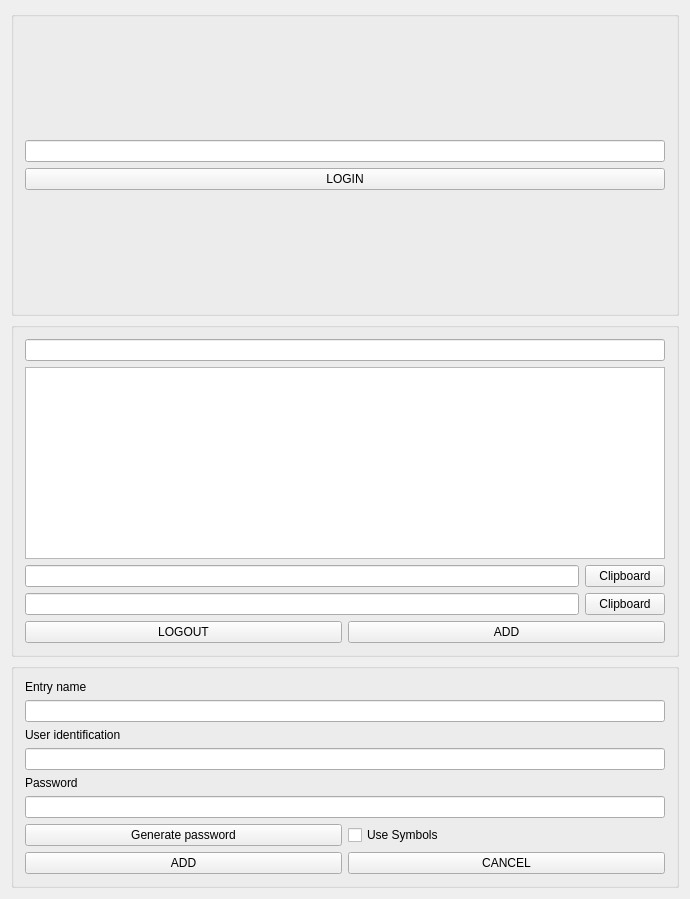
aarelovich/colocrypt, file mainview.ui: the form before one commit.
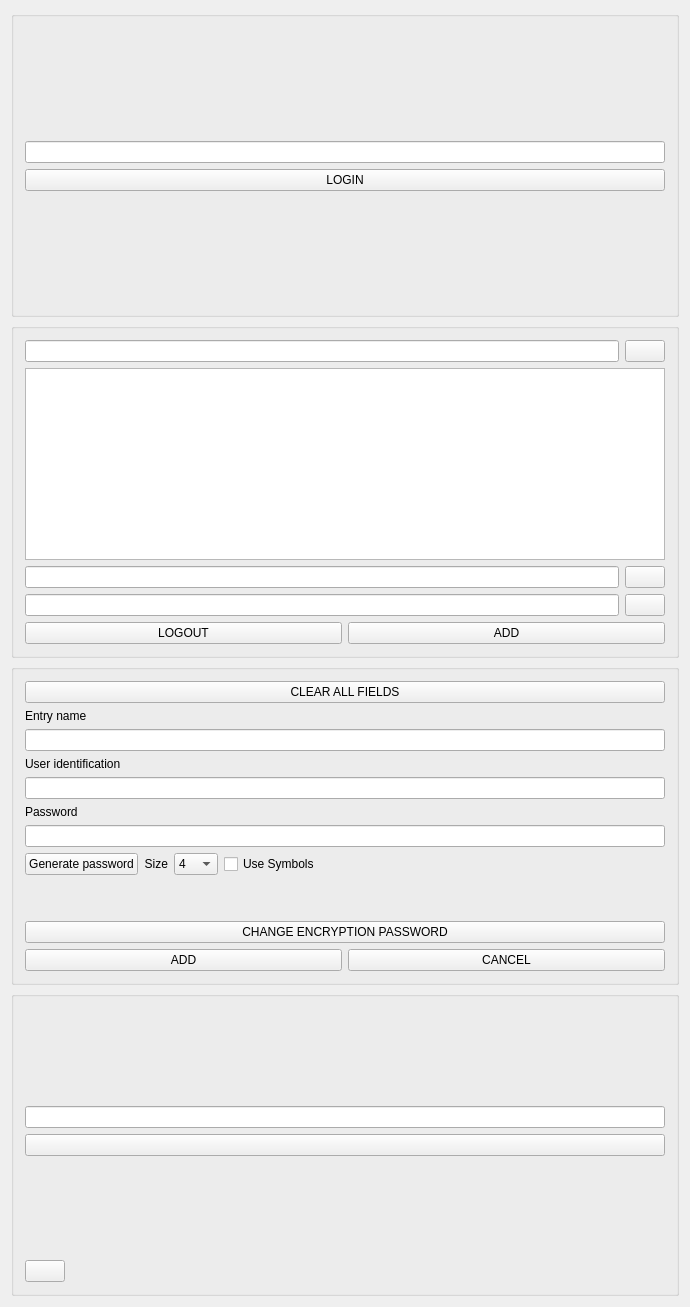
The form after the commit. Icons and pictures are not drawn. Custom widgets are drawn as their Qt base class.

What changed in the file:
```diff
--- a/mainview.ui
+++ b/mainview.ui
@@ -7,7 +7,7 @@
     <x>0</x>
     <y>0</y>
     <width>690</width>
-    <height>899</height>
+    <height>1307</height>
    </rect>
   </property>
   <property name="windowTitle">
@@ -69,13 +69,38 @@
       <property name="title">
        <string/>
       </property>
-      <layout class="QVBoxLayout" name="verticalLayout_7">
-       <item>
         <layout class="QVBoxLayout" name="verticalLayout_6">
          <item>
+        <layout class="QHBoxLayout" name="horizontalLayout_6">
+         <item>
           <widget class="QSearchEdit" name="leSearchBox"/>
          </item>
          <item>
+          <widget class="QPushButton" name="pbSearch">
+           <property name="sizePolicy">
+            <sizepolicy hsizetype="Minimum" vsizetype="Minimum">
+             <horstretch>0</horstretch>
+             <verstretch>0</verstretch>
+            </sizepolicy>
+           </property>
+           <property name="text">
+            <string/>
+           </property>
+           <property name="icon">
+            <iconset>
+             <normaloff>:/icons/icons/search.png</normaloff>:/icons/icons/search.png</iconset>
+           </property>
+           <property name="iconSize">
+            <size>
+             <width>50</width>
+             <height>50</height>
+            </size>
+           </property>
+          </widget>
+         </item>
+        </layout>
+       </item>
+       <item>
           <widget class="QListWidget" name="lwEntries"/>
          </item>
          <item>
@@ -90,7 +115,17 @@
            <item>
             <widget class="QPushButton" name="pbCopyUser">
              <property name="text">
-              <string>Clipboard</string>
+            <string/>
+           </property>
+           <property name="icon">
+            <iconset resource="icons.qrc">
+             <normaloff>:/icons/copy.png</normaloff>:/icons/copy.png</iconset>
+           </property>
+           <property name="iconSize">
+            <size>
+             <width>50</width>
+             <height>50</height>
+            </size>
              </property>
             </widget>
            </item>
@@ -108,7 +143,17 @@
            <item>
             <widget class="QPushButton" name="pbCopyPass">
              <property name="text">
-              <string>Clipboard</string>
+            <string/>
+           </property>
+           <property name="icon">
+            <iconset resource="icons.qrc">
+             <normaloff>:/icons/copy.png</normaloff>:/icons/copy.png</iconset>
+           </property>
+           <property name="iconSize">
+            <size>
+             <width>50</width>
+             <height>50</height>
+            </size>
              </property>
             </widget>
            </item>
@@ -133,8 +178,6 @@
           </layout>
          </item>
         </layout>
-       </item>
-      </layout>
      </widget>
     </item>
     <item>
@@ -144,6 +187,13 @@
       </property>
       <layout class="QGridLayout" name="gridLayout">
        <item row="0" column="0">
+        <widget class="QPushButton" name="pbClearInputFields">
+         <property name="text">
+          <string>CLEAR ALL FIELDS</string>
+         </property>
+        </widget>
+       </item>
+       <item row="2" column="0">
         <layout class="QVBoxLayout" name="verticalLayout_5">
          <item>
           <layout class="QVBoxLayout" name="verticalLayout_4">
@@ -197,14 +247,138 @@
             </widget>
            </item>
            <item>
-            <widget class="QCheckBox" name="checkBox">
+            <widget class="QLabel" name="label_4">
+             <property name="text">
+              <string>&lt;html&gt;&lt;head/&gt;&lt;body&gt;&lt;p align=&quot;right&quot;&gt;Size&lt;/p&gt;&lt;/body&gt;&lt;/html&gt;</string>
+             </property>
+            </widget>
+           </item>
+           <item>
+            <widget class="QComboBox" name="comboBox">
+             <item>
+              <property name="text">
+               <string>4</string>
+              </property>
+             </item>
+             <item>
+              <property name="text">
+               <string>5</string>
+              </property>
+             </item>
+             <item>
+              <property name="text">
+               <string>6</string>
+              </property>
+             </item>
+             <item>
+              <property name="text">
+               <string>7</string>
+              </property>
+             </item>
+             <item>
+              <property name="text">
+               <string>8</string>
+              </property>
+             </item>
+             <item>
+              <property name="text">
+               <string>9</string>
+              </property>
+             </item>
+             <item>
+              <property name="text">
+               <string>10</string>
+              </property>
+             </item>
+             <item>
+              <property name="text">
+               <string>11</string>
+              </property>
+             </item>
+             <item>
+              <property name="text">
+               <string>12</string>
+              </property>
+             </item>
+             <item>
+              <property name="text">
+               <string>13</string>
+              </property>
+             </item>
+             <item>
+              <property name="text">
+               <string>14</string>
+              </property>
+             </item>
+             <item>
+              <property name="text">
+               <string>15</string>
+              </property>
+             </item>
+             <item>
+              <property name="text">
+               <string>16</string>
+              </property>
+             </item>
+             <item>
+              <property name="text">
+               <string>17</string>
+              </property>
+             </item>
+             <item>
+              <property name="text">
+               <string>18</string>
+              </property>
+             </item>
+             <item>
+              <property name="text">
+               <string>20</string>
+              </property>
+             </item>
+            </widget>
+           </item>
+           <item>
+            <widget class="QCheckBox" name="cboxUseSymbols">
              <property name="text">
               <string>Use Symbols</string>
              </property>
             </widget>
            </item>
+           <item>
+            <spacer name="horizontalSpacer_2">
+             <property name="orientation">
+              <enum>Qt::Horizontal</enum>
+             </property>
+             <property name="sizeHint" stdset="0">
+              <size>
+               <width>40</width>
+               <height>20</height>
+              </size>
+             </property>
+            </spacer>
+           </item>
           </layout>
          </item>
+         <item>
+          <spacer name="verticalSpacer_5">
+           <property name="orientation">
+            <enum>Qt::Vertical</enum>
+           </property>
+           <property name="sizeHint" stdset="0">
+            <size>
+             <width>20</width>
+             <height>40</height>
+            </size>
+           </property>
+          </spacer>
+         </item>
+         <item>
+          <widget class="QPushButton" name="pbChangePass">
+           <property name="text">
+            <string>CHANGE ENCRYPTION PASSWORD</string>
+           </property>
+          </widget>
+         </item>
          <item>
           <layout class="QHBoxLayout" name="horizontalLayout_3">
            <item>
@@ -228,6 +402,85 @@
       </layout>
      </widget>
     </item>
+    <item>
+     <widget class="QGroupBox" name="gbChangePassView">
+      <property name="title">
+       <string/>
+      </property>
+      <layout class="QVBoxLayout" name="verticalLayout_7">
+       <item>
+        <spacer name="verticalSpacer_3">
+         <property name="orientation">
+          <enum>Qt::Vertical</enum>
+         </property>
+         <property name="sizeHint" stdset="0">
+          <size>
+           <width>514</width>
+           <height>37</height>
+          </size>
+         </property>
+        </spacer>
+       </item>
+       <item>
+        <widget class="QLineEdit" name="leChangePass"/>
+       </item>
+       <item>
+        <widget class="QPushButton" name="pbChangePasswd">
+         <property name="text">
+          <string/>
+         </property>
+        </widget>
+       </item>
+       <item>
+        <spacer name="verticalSpacer_4">
+         <property name="orientation">
+          <enum>Qt::Vertical</enum>
+         </property>
+         <property name="sizeHint" stdset="0">
+          <size>
+           <width>514</width>
+           <height>37</height>
+          </size>
+         </property>
+        </spacer>
+       </item>
+       <item>
+        <layout class="QHBoxLayout" name="horizontalLayout_7">
+         <item>
+          <widget class="QPushButton" name="pbGoBack">
+           <property name="text">
+            <string/>
+           </property>
+           <property name="icon">
+            <iconset resource="icons.qrc">
+             <normaloff>:/icons/back.png</normaloff>:/icons/back.png</iconset>
+           </property>
+           <property name="iconSize">
+            <size>
+             <width>50</width>
+             <height>50</height>
+            </size>
+           </property>
+          </widget>
+         </item>
+         <item>
+          <spacer name="horizontalSpacer">
+           <property name="orientation">
+            <enum>Qt::Horizontal</enum>
+           </property>
+           <property name="sizeHint" stdset="0">
+            <size>
+             <width>40</width>
+             <height>20</height>
+            </size>
+           </property>
+          </spacer>
+         </item>
+        </layout>
+       </item>
+      </layout>
+     </widget>
+    </item>
    </layout>
   </widget>
  </widget>
```
Left out of the diff: 6 changed lines with no effect on the pictures. Lines whose indentation alone changed are shown as unchanged.
